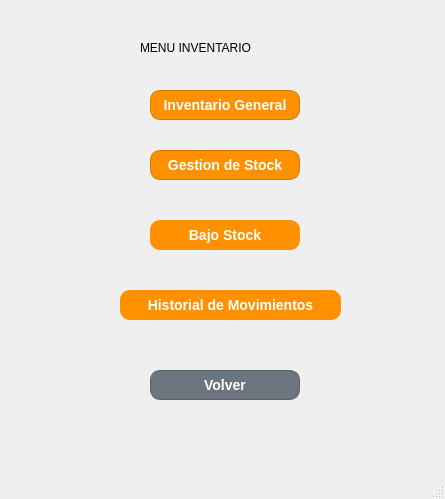
Above: gui/menu_inventario.ui from UTN-BDA-2026/repositorio-grupo-BCCG before the change. Below: the same form after it.
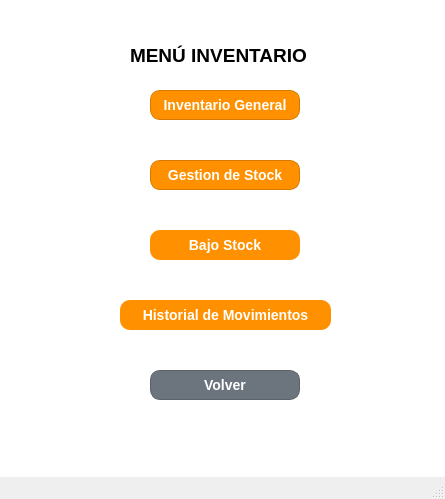
That is the form after the change.

Commit message: actualizar diseño de la ventanas

```diff
--- a/gui/menu_inventario.ui
+++ b/gui/menu_inventario.ui
@@ -14,30 +14,23 @@
    <string>MainWindow</string>
   </property>
   <property name="styleSheet">
-   <string notr="true">QDialog#Dialog {
-   background-color: #FFFFFF;
+   <string notr="true">QWidget#centralwidget {
+    background-color: #FFFFFF;
 }
 </string>
   </property>
   <widget class="QWidget" name="centralwidget">
-   <widget class="QLabel" name="label">
-    <property name="geometry">
-     <rect>
-      <x>140</x>
-      <y>40</y>
-      <width>241</width>
-      <height>16</height>
-     </rect>
-    </property>
-    <property name="text">
-     <string>MENU INVENTARIO </string>
-    </property>
-   </widget>
+   <property name="styleSheet">
+    <string notr="true">QWidget#Widget {
+    background-color: #FFFFFF; 
+}
+</string>
+   </property>
    <widget class="QPushButton" name="btnStock">
     <property name="geometry">
      <rect>
       <x>150</x>
-      <y>150</y>
+      <y>160</y>
       <width>150</width>
       <height>30</height>
      </rect>
@@ -99,7 +92,7 @@
     <property name="geometry">
      <rect>
       <x>150</x>
-      <y>220</y>
+      <y>230</y>
       <width>150</width>
       <height>30</height>
      </rect>
@@ -156,8 +149,8 @@
     <property name="geometry">
      <rect>
       <x>120</x>
-      <y>290</y>
-      <width>221</width>
+      <y>300</y>
+      <width>211</width>
       <height>30</height>
      </rect>
     </property>
@@ -178,6 +171,26 @@
      <string>Historial de Movimientos</string>
     </property>
    </widget>
+   <widget class="QLabel" name="label">
+    <property name="geometry">
+     <rect>
+      <x>130</x>
+      <y>40</y>
+      <width>221</width>
+      <height>31</height>
+     </rect>
+    </property>
+    <property name="font">
+     <font>
+      <pointsize>14</pointsize>
+      <weight>75</weight>
+      <bold>true</bold>
+     </font>
+    </property>
+    <property name="text">
+     <string>MENÚ INVENTARIO</string>
+    </property>
+   </widget>
   </widget>
   <widget class="QMenuBar" name="menubar">
    <property name="geometry">
```
Left out of the diff: 2 changed lines with no effect on the pictures. The commit also changes 3 other files.
